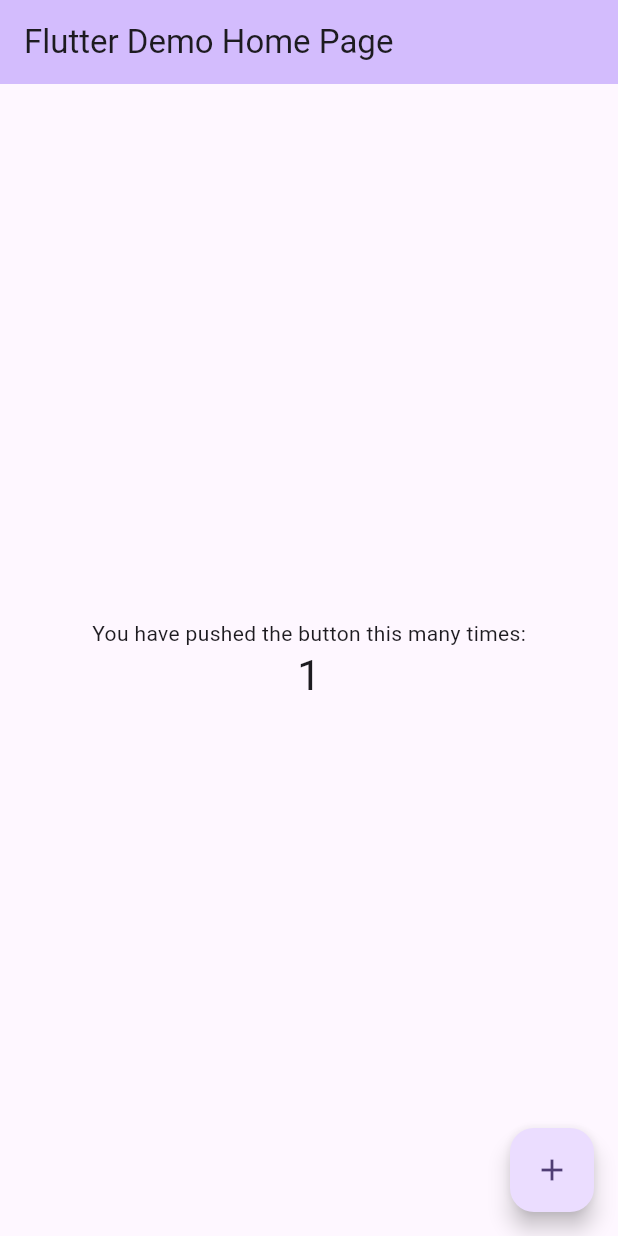
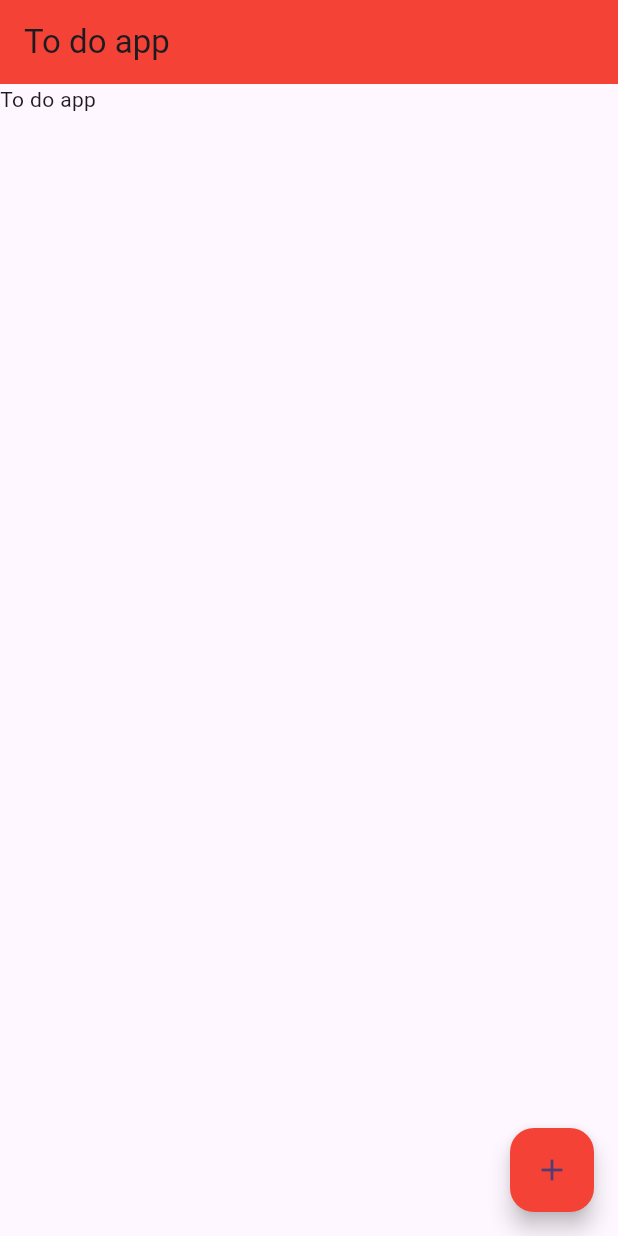
Before and after one commit to wanmuz86/flutter-day2-may24-todos, a Flutter app: the screen it shows after launch, after a tap on the "add" icon, on a phone screen of 412 x 824 dp. Run offline on Flutter 3.47's test engine with Material 3 defaults, Android fonts, the phone set to English and light mode, and no system bars.

Commit message:
Add pages and FAB

```diff
--- a/lib/main.dart
+++ b/lib/main.dart
@@ -1,4 +1,5 @@
 import 'package:flutter/material.dart';
+import 'widgets/home.dart';
 
 void main() {
   runApp(const MyApp());
@@ -13,113 +14,10 @@ class MyApp extends StatelessWidget {
     return MaterialApp(
       title: 'Flutter Demo',
       theme: ThemeData(
-        // This is the theme of your application.
-        //
-        // TRY THIS: Try running your application with "flutter run". You'll see
-        // the application has a purple toolbar. Then, without quitting the app,
-        // try changing the seedColor in the colorScheme below to Colors.green
-        // and then invoke "hot reload" (save your changes or press the "hot
-        // reload" button in a Flutter-supported IDE, or press "r" if you used
-        // the command line to start the app).
-        //
-        // Notice that the counter didn't reset back to zero; the application
-        // state is not lost during the reload. To reset the state, use hot
-        // restart instead.
-        //
-        // This works for code too, not just values: Most code changes can be
-        // tested with just a hot reload.
         colorScheme: ColorScheme.fromSeed(seedColor: Colors.deepPurple),
         useMaterial3: true,
       ),
-      home: const MyHomePage(title: 'Flutter Demo Home Page'),
+      home: HomePage(),
     );
   }
 }
-
-class MyHomePage extends StatefulWidget {
-  const MyHomePage({super.key, required this.title});
-
-  // This widget is the home page of your application. It is stateful, meaning
-  // that it has a State object (defined below) that contains fields that affect
-  // how it looks.
-
-  // This class is the configuration for the state. It holds the values (in this
-  // case the title) provided by the parent (in this case the App widget) and
-  // used by the build method of the State. Fields in a Widget subclass are
-  // always marked "final".
-
-  final String title;
-
-  @override
-  State<MyHomePage> createState() => _MyHomePageState();
-}
-
-class _MyHomePageState extends State<MyHomePage> {
-  int _counter = 0;
-
-  void _incrementCounter() {
-    setState(() {
-      // This call to setState tells the Flutter framework that something has
-      // changed in this State, which causes it to rerun the build method below
-      // so that the display can reflect the updated values. If we changed
-      // _counter without calling setState(), then the build method would not be
-      // called again, and so nothing would appear to happen.
-      _counter++;
-    });
-  }
-
-  @override
-  Widget build(BuildContext context) {
-    // This method is rerun every time setState is called, for instance as done
-    // by the _incrementCounter method above.
-    //
-    // The Flutter framework has been optimized to make rerunning build methods
-    // fast, so that you can just rebuild anything that needs updating rather
-    // than having to individually change instances of widgets.
-    return Scaffold(
-      appBar: AppBar(
-        // TRY THIS: Try changing the color here to a specific color (to
-        // Colors.amber, perhaps?) and trigger a hot reload to see the AppBar
-        // change color while the other colors stay the same.
-        backgroundColor: Theme.of(context).colorScheme.inversePrimary,
-        // Here we take the value from the MyHomePage object that was created by
-        // the App.build method, and use it to set our appbar title.
-        title: Text(widget.title),
-      ),
-      body: Center(
-        // Center is a layout widget. It takes a single child and positions it
-        // in the middle of the parent.
-        child: Column(
-          // Column is also a layout widget. It takes a list of children and
-          // arranges them vertically. By default, it sizes itself to fit its
-          // children horizontally, and tries to be as tall as its parent.
-          //
-          // Column has various properties to control how it sizes itself and
-          // how it positions its children. Here we use mainAxisAlignment to
-          // center the children vertically; the main axis here is the vertical
-          // axis because Columns are vertical (the cross axis would be
-          // horizontal).
-          //
-          // TRY THIS: Invoke "debug painting" (choose the "Toggle Debug Paint"
-          // action in the IDE, or press "p" in the console), to see the
-          // wireframe for each widget.
-          mainAxisAlignment: MainAxisAlignment.center,
-          children: <Widget>[
-            const Text(
-              'You have pushed the button this many times:',
-            ),
-            Text(
-              '$_counter',
-              style: Theme.of(context).textTheme.headlineMedium,
-            ),
-          ],
-        ),
-      ),
-      floatingActionButton: FloatingActionButton(
-        onPressed: _incrementCounter,
-        tooltip: 'Increment',
-        child: const Icon(Icons.add),
-      ), // This trailing comma makes auto-formatting nicer for build methods.
-    );
-  }
-}
--- /dev/null
+++ b/lib/widgets/add.dart
@@ -0,0 +1,13 @@
+import 'package:flutter/material.dart';
+
+class AddPage extends StatelessWidget {
+  const AddPage({super.key});
+
+  @override
+  Widget build(BuildContext context) {
+    return Scaffold(
+      appBar: AppBar(title: Text("Add new item"),),
+      body: Text("Add new item"),
+    );
+  }
+}
--- /dev/null
+++ b/lib/widgets/detail.dart
@@ -0,0 +1,13 @@
+import 'package:flutter/material.dart';
+
+class DetailPage extends StatelessWidget {
+  const DetailPage({super.key});
+
+  @override
+  Widget build(BuildContext context) {
+    return Scaffold(
+      appBar: AppBar(title: Text("Detail page"),),
+      body: Text("Detail Page"),
+    );
+  }
+}
--- /dev/null
+++ b/lib/widgets/home.dart
@@ -0,0 +1,28 @@
+import 'package:flutter/material.dart';
+
+class HomePage extends StatefulWidget {
+  const HomePage({super.key});
+
+  @override
+  State<HomePage> createState() => _HomePageState();
+}
+
+class _HomePageState extends State<HomePage> {
+  @override
+  Widget build(BuildContext context) {
+    return Scaffold(
+      appBar: AppBar(
+        title: Text("To do app"),
+        backgroundColor: Colors.red,
+      ),
+      body: Text("To do app"),
+      floatingActionButton: FloatingActionButton(
+        child: Icon(Icons.add),
+        onPressed: (){
+
+        },
+        backgroundColor: Colors.red,
+      ),
+    );
+  }
+}
```
